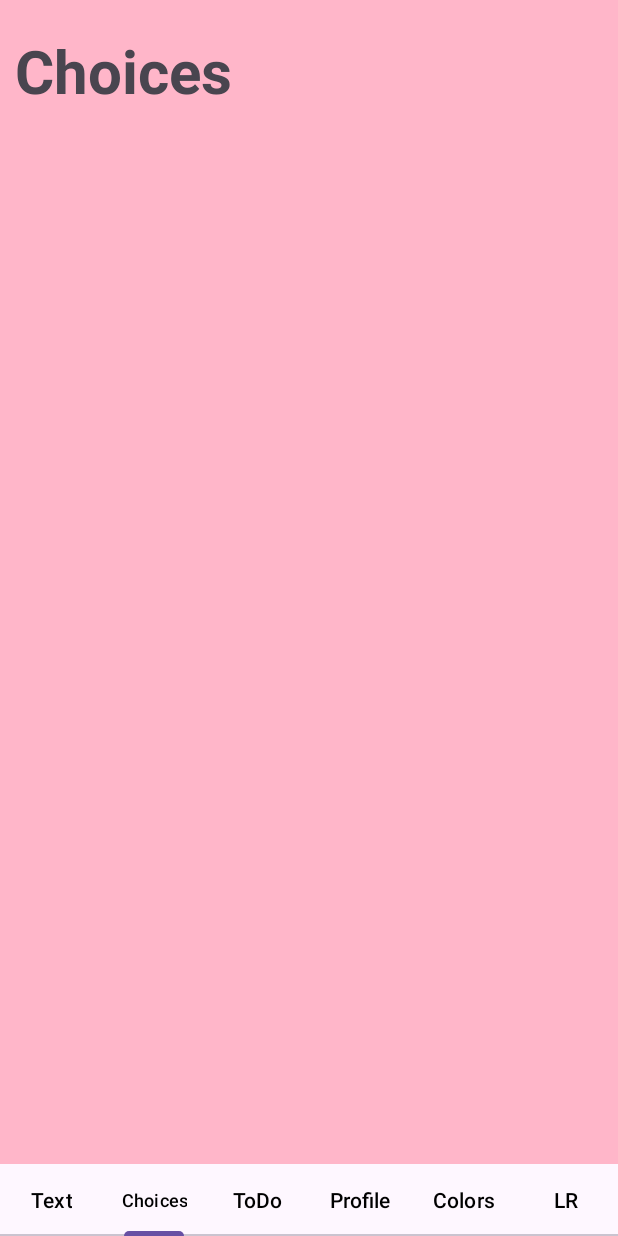
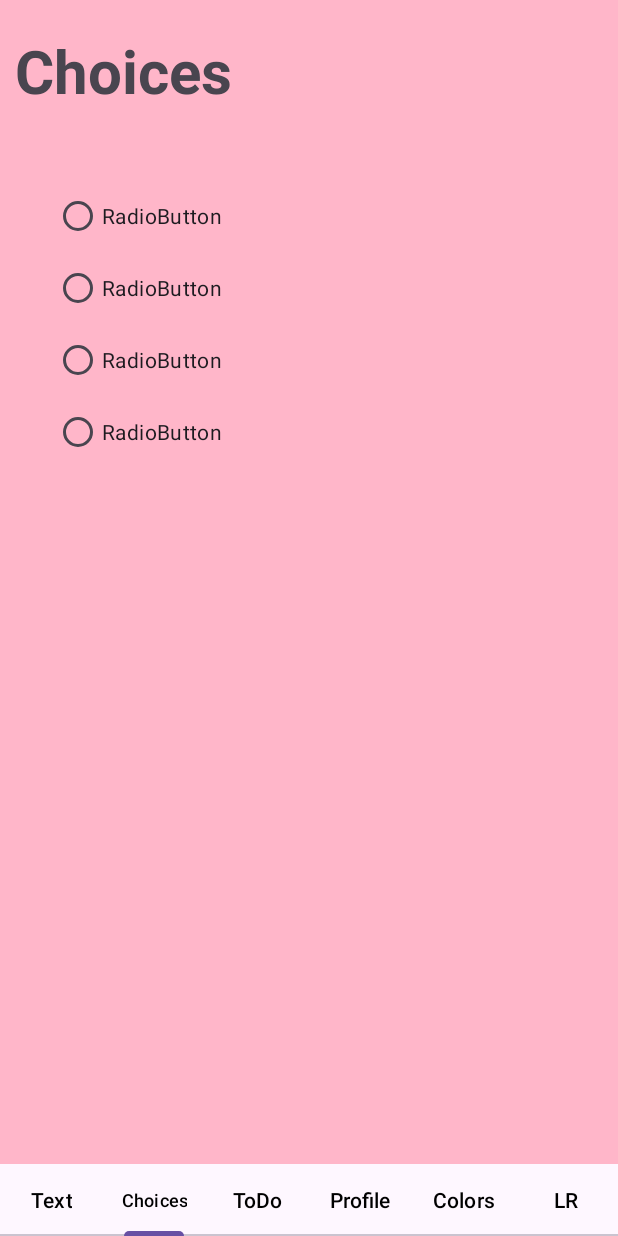
Before and after one commit to dinhner7/testing, an Android app: the screen it shows after launch (MainActivity), item 2 of the bottom bar chosen, on a phone screen of 412 x 824 dp. Run offline under Robolectric (Android 15) with nearby library versions, the phone set to English and light mode, and no system bars.

Commit message:
added radio buttons

```diff
--- a/app/src/main/res/layout/fragment_tab2.xml
+++ b/app/src/main/res/layout/fragment_tab2.xml
@@ -1,14 +1,56 @@
 <?xml version="1.0" encoding="utf-8"?>
-<FrameLayout xmlns:android="http://schemas.android.com/apk/res/android"
+<androidx.constraintlayout.widget.ConstraintLayout xmlns:android="http://schemas.android.com/apk/res/android"
+    xmlns:app="http://schemas.android.com/apk/res-auto"
     xmlns:tools="http://schemas.android.com/tools"
+    android:id="@+id/frameLayout3"
+    style="@style/tabBG"
     android:layout_width="match_parent"
     android:layout_height="match_parent"
-    tools:context=".Tab2"
-    style="@style/tabBG">
+    tools:context=".Tab2">
 
     <!-- TODO: Update blank fragment layout -->
     <TextView
+        android:id="@+id/textView3"
+        style="@style/titleStyle"
+        android:layout_marginStart="10dp"
+        android:layout_marginLeft="10dp"
+        android:layout_marginTop="20dp"
         android:text="Choices"
-        style="@style/titleStyle" />
+        app:layout_constraintStart_toStartOf="parent"
+        app:layout_constraintTop_toTopOf="parent" />
 
-</FrameLayout>
+    <RadioGroup
+        android:id="@+id/radioGroup3"
+        android:layout_width="337dp"
+        android:layout_height="316dp"
+        android:layout_marginStart="36dp"
+        android:layout_marginTop="120dp"
+        app:layout_constraintStart_toStartOf="parent"
+        app:layout_constraintTop_toTopOf="parent">
+
+        <RadioButton
+            android:id="@+id/Option1"
+            android:layout_width="match_parent"
+            android:layout_height="wrap_content"
+            android:text="RadioButton" />
+
+        <RadioButton
+            android:id="@+id/Option2"
+            android:layout_width="match_parent"
+            android:layout_height="wrap_content"
+            android:text="RadioButton" />
+
+        <RadioButton
+            android:id="@+id/Option3"
+            android:layout_width="match_parent"
+            android:layout_height="wrap_content"
+            android:text="RadioButton" />
+
+        <RadioButton
+            android:id="@+id/Option4"
+            android:layout_width="match_parent"
+            android:layout_height="wrap_content"
+            android:text="RadioButton" />
+    </RadioGroup>
+
+</androidx.constraintlayout.widget.ConstraintLayout>
```
